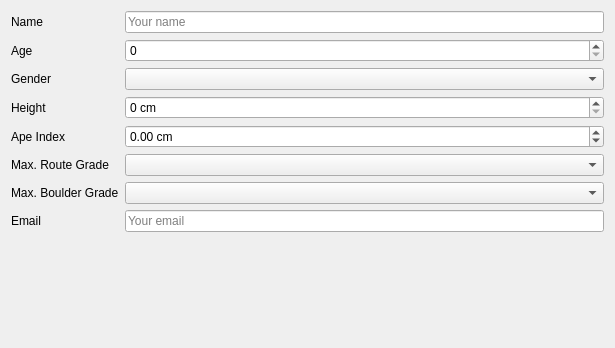
The window that ui/DataGui.ui (OddgitHub/Critical-Force) describes before a commit, drawn with Qt 5.
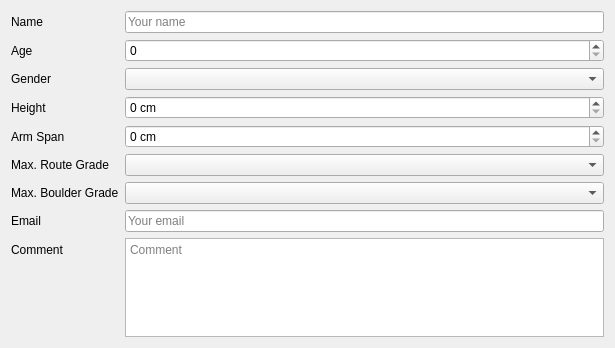
The same window after the commit.

Commit message: Added comment field, replaced "ape index" by "arm span", added "n/a" in route/boulder grades.

The edit to the form file:
```diff
--- a/ui/DataGui.ui
+++ b/ui/DataGui.ui
@@ -78,23 +78,7 @@
    <item row="4" column="0">
     <widget class="QLabel" name="apeLabel">
      <property name="text">
-      <string>Ape Index</string>
-     </property>
-    </widget>
-   </item>
-   <item row="4" column="1">
-    <widget class="QDoubleSpinBox" name="apeSpinBox">
-     <property name="prefix">
-      <string/>
-     </property>
-     <property name="suffix">
-      <string> cm</string>
-     </property>
-     <property name="minimum">
-      <double>-40.000000000000000</double>
-     </property>
-     <property name="maximum">
-      <double>40.000000000000000</double>
+      <string>Arm Span</string>
      </property>
     </widget>
    </item>
@@ -132,6 +116,30 @@
      </property>
     </widget>
    </item>
+   <item row="8" column="0">
+    <widget class="QLabel" name="commentLabel">
+     <property name="text">
+      <string>Comment</string>
+     </property>
+    </widget>
+   </item>
+   <item row="8" column="1">
+    <widget class="QPlainTextEdit" name="commentTextEdit">
+     <property name="placeholderText">
+      <string>Comment</string>
+     </property>
+    </widget>
+   </item>
+   <item row="4" column="1">
+    <widget class="QSpinBox" name="spanSpinBox">
+     <property name="suffix">
+      <string> cm</string>
+     </property>
+     <property name="maximum">
+      <number>300</number>
+     </property>
+    </widget>
+   </item>
   </layout>
  </widget>
  <resources/>
```
Left out of the diff: 13 changed lines with no effect on the pictures. The commit also changes 3 other files.
